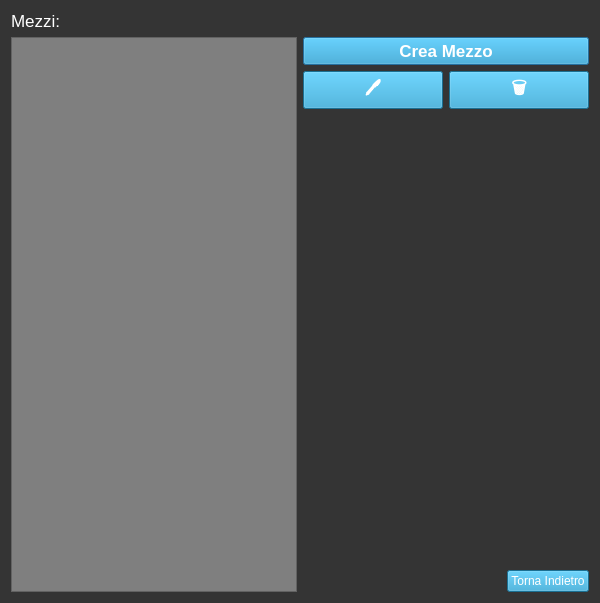
This is Viste/Amministratore/GUI/cud_mezzo.ui in GiulianiM/Noleggio as Qt 5 draws it before an edit. The edited form follows.
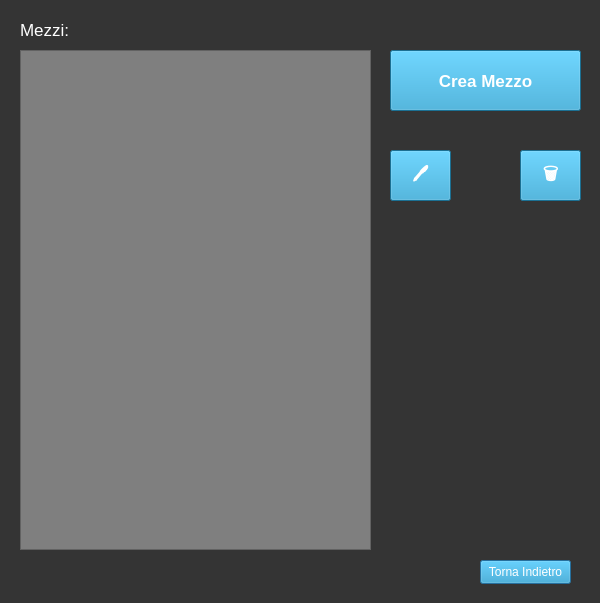
This is the edited form. Icons and pictures are not drawn.

The edit to the form file:
```diff
--- a/Viste/Amministratore/GUI/cud_mezzo.ui
+++ b/Viste/Amministratore/GUI/cud_mezzo.ui
@@ -21,40 +21,46 @@
   <property name="styleSheet">
    <string notr="true">background-color: rgb(52, 52, 52);</string>
   </property>
-  <layout class="QGridLayout" name="gridLayout">
-   <item row="0" column="0">
-    <layout class="QVBoxLayout" name="verticalLayout_2">
-     <item>
-      <widget class="QLabel" name="label">
-       <property name="font">
-        <font>
-         <pointsize>13</pointsize>
-        </font>
-       </property>
-       <property name="styleSheet">
-        <string notr="true">color: rgb(255, 255, 255);</string>
-       </property>
-       <property name="text">
-        <string>Mezzi: </string>
-       </property>
-      </widget>
-     </item>
-    </layout>
-   </item>
-   <item row="1" column="0">
-    <layout class="QHBoxLayout" name="horizontalLayout">
-     <item>
       <widget class="QListWidget" name="listWidget">
+   <property name="geometry">
+    <rect>
+     <x>20</x>
+     <y>50</y>
+     <width>351</width>
+     <height>500</height>
+    </rect>
+   </property>
        <property name="styleSheet">
         <string notr="true">background-color: rgb(127, 127, 127);
 color: rgb(255, 255, 255);</string>
        </property>
       </widget>
-     </item>
-     <item>
-      <layout class="QVBoxLayout" name="verticalLayout">
-       <item>
+  <widget class="QPushButton" name="back_button">
+   <property name="geometry">
+    <rect>
+     <x>480</x>
+     <y>560</y>
+     <width>91</width>
+     <height>24</height>
+    </rect>
+   </property>
+   <property name="styleSheet">
+    <string notr="true">font-size:20; color:white;background-color:rgb(38, 157, 206)
+</string>
+   </property>
+   <property name="text">
+    <string>Torna Indietro</string>
+   </property>
+  </widget>
         <widget class="QPushButton" name="bottone_crea_mezzo">
+   <property name="geometry">
+    <rect>
+     <x>390</x>
+     <y>50</y>
+     <width>191</width>
+     <height>61</height>
+    </rect>
+   </property>
          <property name="font">
           <font>
            <pointsize>13</pointsize>
@@ -69,14 +75,18 @@
           <string>Crea Mezzo</string>
          </property>
         </widget>
-       </item>
-       <item>
-        <layout class="QHBoxLayout" name="horizontalLayout_3">
-         <item>
           <widget class="QPushButton" name="bottone_modifica_mezzo">
            <property name="enabled">
             <bool>true</bool>
            </property>
+   <property name="geometry">
+    <rect>
+     <x>390</x>
+     <y>150</y>
+     <width>61</width>
+     <height>51</height>
+    </rect>
+   </property>
            <property name="font">
             <font>
              <pointsize>13</pointsize>
@@ -104,9 +114,15 @@
             <bool>false</bool>
            </property>
           </widget>
-         </item>
-         <item>
           <widget class="QPushButton" name="bottone_elimina_mezzo">
+   <property name="geometry">
+    <rect>
+     <x>520</x>
+     <y>150</y>
+     <width>61</width>
+     <height>51</height>
+    </rect>
+   </property>
            <property name="font">
             <font>
              <pointsize>13</pointsize>
@@ -131,55 +147,27 @@
             </size>
            </property>
           </widget>
-         </item>
-        </layout>
-       </item>
-       <item>
-        <spacer name="verticalSpacer">
-         <property name="orientation">
-          <enum>Qt::Vertical</enum>
-         </property>
-         <property name="sizeHint" stdset="0">
-          <size>
-           <width>20</width>
-           <height>40</height>
-          </size>
-         </property>
-        </spacer>
-       </item>
-       <item>
-        <layout class="QHBoxLayout" name="horizontalLayout_2">
-         <item>
-          <spacer name="horizontalSpacer">
-           <property name="orientation">
-            <enum>Qt::Horizontal</enum>
-           </property>
-           <property name="sizeHint" stdset="0">
-            <size>
-             <width>40</width>
-             <height>20</height>
-            </size>
-           </property>
-          </spacer>
-         </item>
-         <item>
-          <widget class="QPushButton" name="back_button">
+  <widget class="QLabel" name="label">
+   <property name="geometry">
+    <rect>
+     <x>20</x>
+     <y>14</y>
+     <width>81</width>
+     <height>31</height>
+    </rect>
+   </property>
+   <property name="font">
+    <font>
+     <pointsize>13</pointsize>
+    </font>
+   </property>
            <property name="styleSheet">
-            <string notr="true">font-size:20; color:white;background-color:rgb(38, 157, 206)
-</string>
+    <string notr="true">color: rgb(255, 255, 255);</string>
            </property>
            <property name="text">
-            <string>Torna Indietro</string>
-           </property>
-          </widget>
-         </item>
-        </layout>
-       </item>
-      </layout>
-     </item>
-    </layout>
-   </item>
-  </layout>
+    <string>Mezzi: </string>
+   </property>
+  </widget>
  </widget>
  <resources/>
  <connections/>
```
Lines whose indentation alone changed are shown as unchanged.
